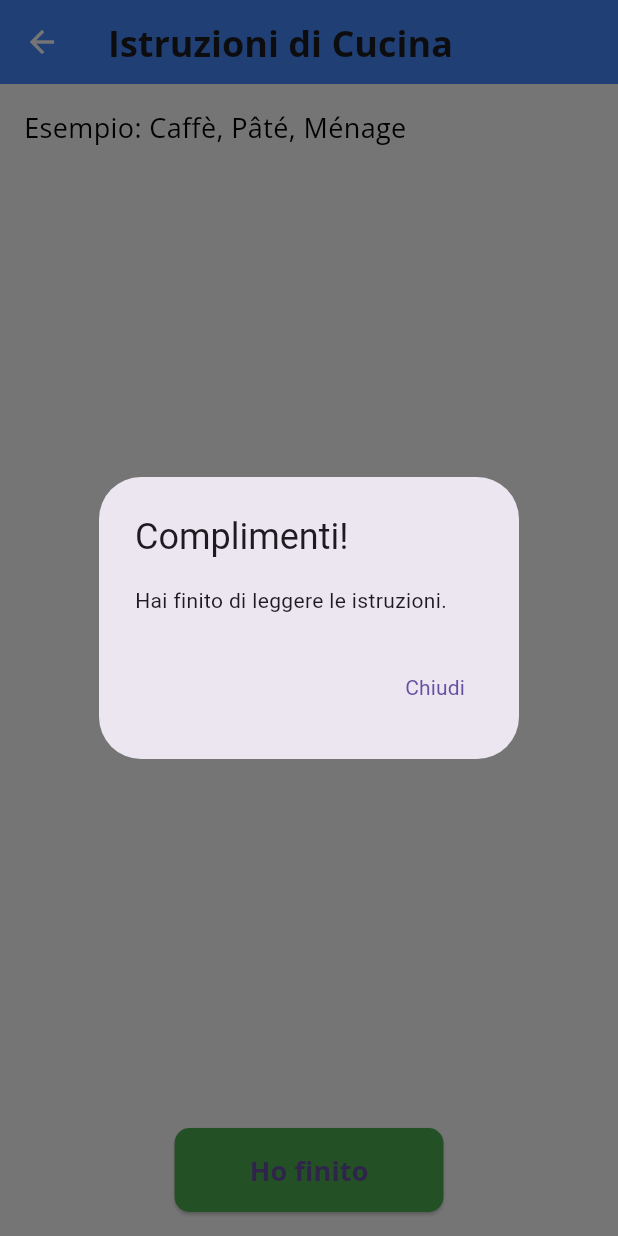
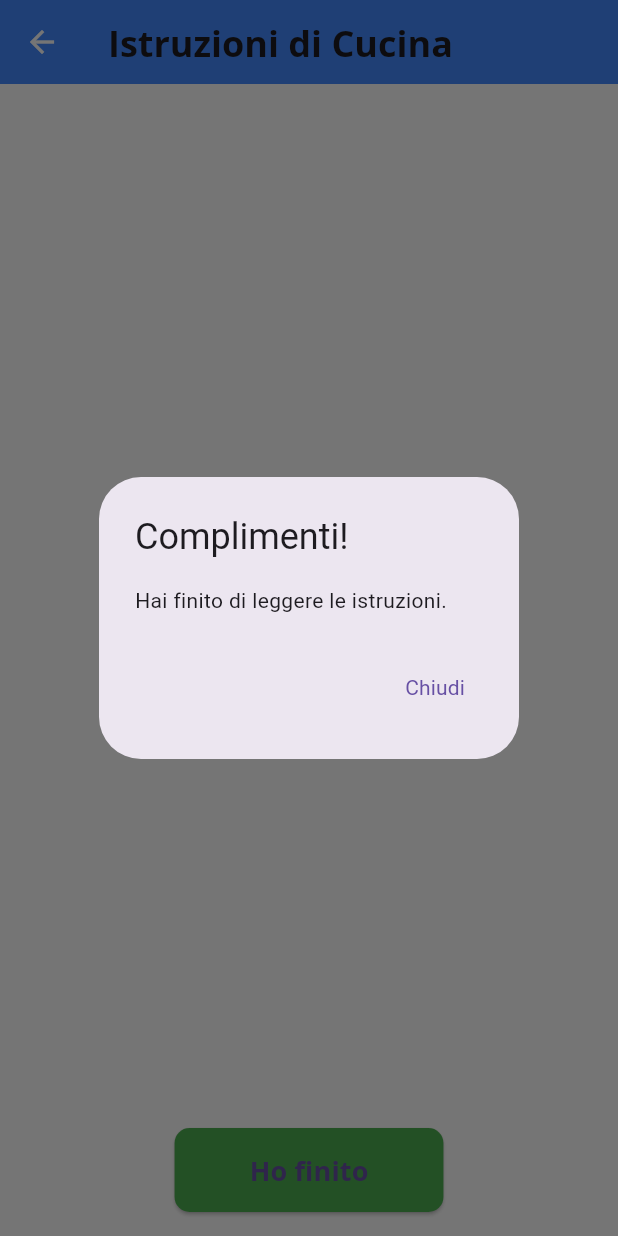
Before and after one commit to Koichi-san-hu/aidhome_2, a Flutter app: the InstructionsPage screen opened directly with empty values, after a tap on "Ho finito", on a phone screen of 412 x 824 dp. Run offline on Flutter 3.47's test engine with Material 3 defaults, Android fonts, the phone set to English and light mode, and no system bars; our stand-ins replace cloud_firestore, confetti, firebase_auth, firebase_core, flutter_dotenv, geolocator and 6 more; accounts and stored records are empty.

Commit message:
Rimosso l'esempio patè ecc.. ora funziona

```diff
--- a/lib/screens/instructions_page.dart
+++ b/lib/screens/instructions_page.dart
@@ -80,8 +80,11 @@ class _InstructionsPageState extends State<InstructionsPage> {
 
   @override
   Widget build(BuildContext context) {
-    // Test con una stringa statica per verificare i caratteri accentati
-    String testString = 'Esempio: Caffè, Pâté, Ménage';
+    // Suddividi le istruzioni in punti elenco
+    List<String> instructionSteps = widget.instructions
+        .split('\n')
+        .where((step) => step.trim().isNotEmpty)
+        .toList();
 
     return Scaffold(
       appBar: AppBar(
@@ -98,21 +101,13 @@ class _InstructionsPageState extends State<InstructionsPage> {
             child: SingleChildScrollView(
               child: Column(
                 crossAxisAlignment: CrossAxisAlignment.start,
-                children: [
-                  Text(
-                    testString,
+                children: instructionSteps.map((step) => Padding(
+                  padding: const EdgeInsets.symmetric(vertical: 4.0),
+                  child: Text(
+                    '• $step',
                     style: GoogleFonts.openSans(fontSize: 18, color: Colors.black),
                   ),
-                  const SizedBox(height: 20),
-                  // Ripristina la visualizzazione dinamica dopo il test
-                  ...widget.instructions.split('\n').where((step) => step.trim().isNotEmpty).map((step) => Padding(
-                    padding: const EdgeInsets.symmetric(vertical: 4.0),
-                    child: Text(
-                      '• $step',
-                      style: GoogleFonts.openSans(fontSize: 18, color: Colors.black),
-                    ),
-                  )),
-                ],
+                )).toList(),
               ),
             ),
           ),
```
